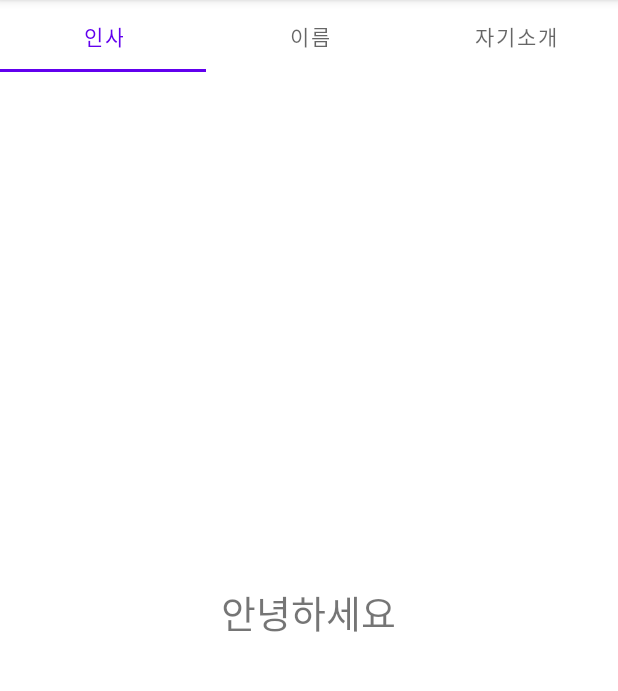
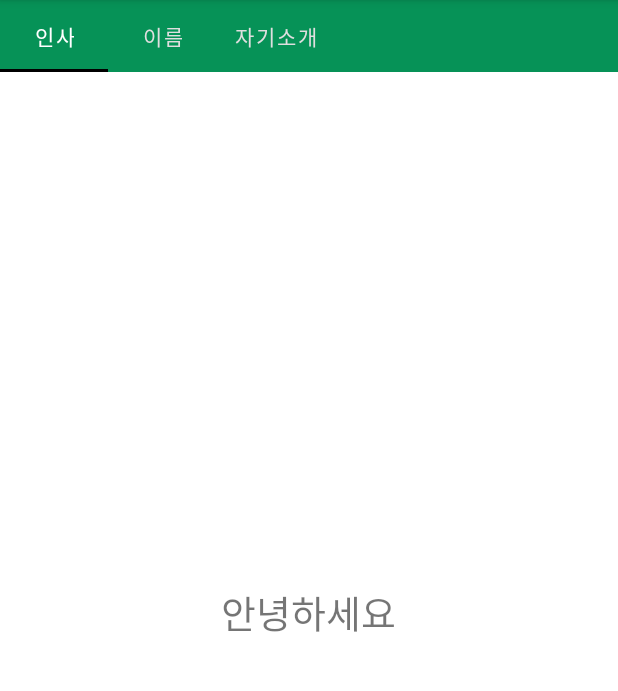
Before and after one commit to ujin-Bang/ViewPager_20211105, an Android app: the screen it shows after launch (MainActivity), on a phone screen of 412 x 824 dp, the part 84-775 px from its top. Run offline under Robolectric (Android 15) with nearby library versions, the phone set to English and light mode, and no system bars.

Commit message:
텝레이아웃 UI 변경

```diff
--- a/app/src/main/res/layout/activity_main.xml
+++ b/app/src/main/res/layout/activity_main.xml
@@ -11,6 +11,11 @@
     <com.google.android.material.tabs.TabLayout
         android:id="@+id/mainTabLayout"
         android:layout_width="match_parent"
+        app:tabIndicatorColor="@color/black"
+        app:tabSelectedTextColor="@color/white"
+        android:background="#069257"
+        app:tabTextColor="#DFDFDF"
+        app:tabMode="scrollable"
         android:layout_height="wrap_content"/>
 
     <androidx.viewpager.widget.ViewPager
```
